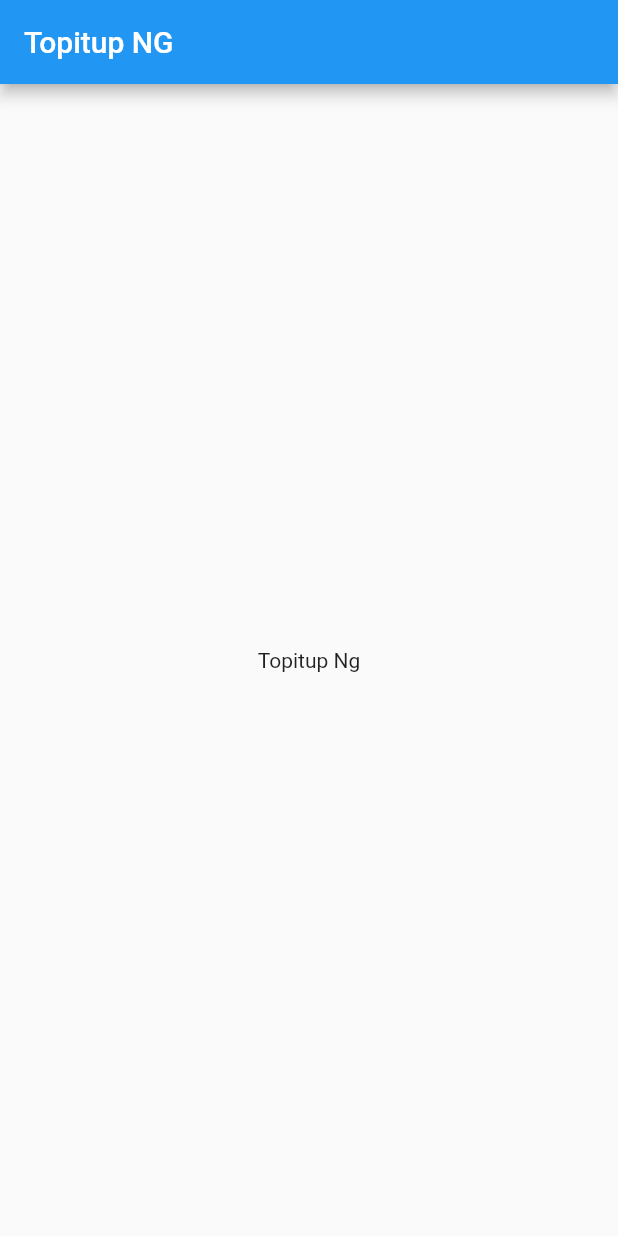
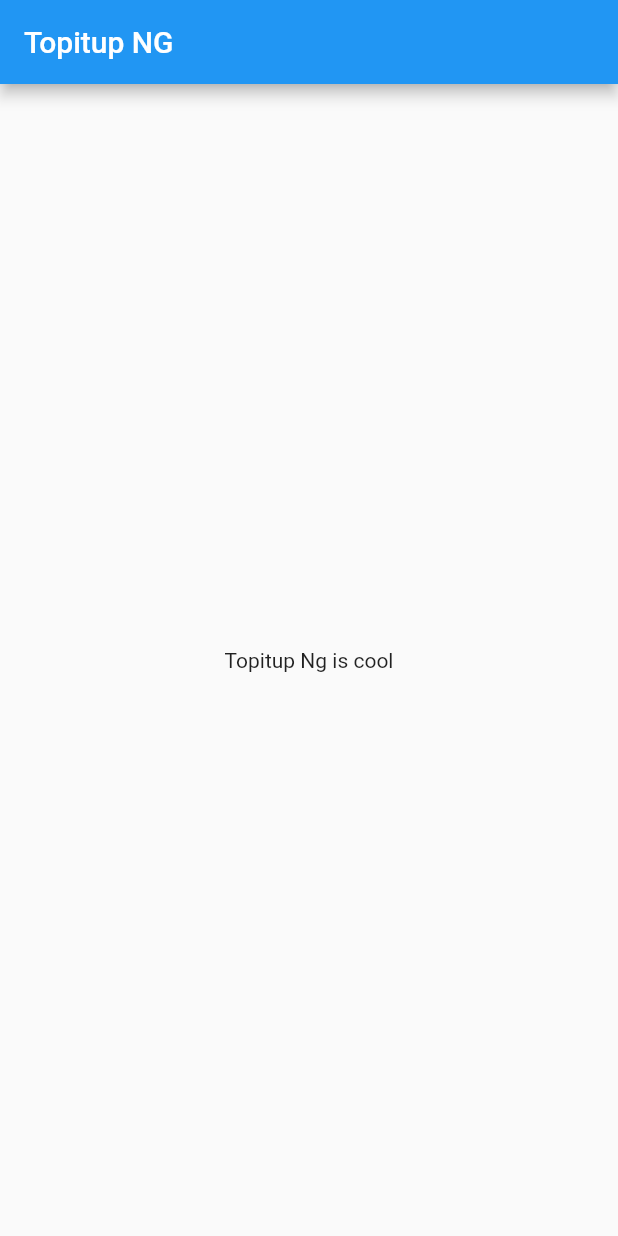
Before and after one commit to Ire-oluwa/topitup_mobile, a Flutter app: the screen it shows after launch, on a phone screen of 412 x 824 dp. Run offline on Flutter 3.47's test engine with Material 2 defaults, Android fonts, the light colour scheme and no system bars.

Commit message:
debug branch

```diff
--- a/lib/main.dart
+++ b/lib/main.dart
@@ -35,7 +35,7 @@
       ),
       body: const Center(
         child: Text(
-          'Topitup Ng',
+          'Topitup Ng is cool',
         ),
       ),
     );
```
